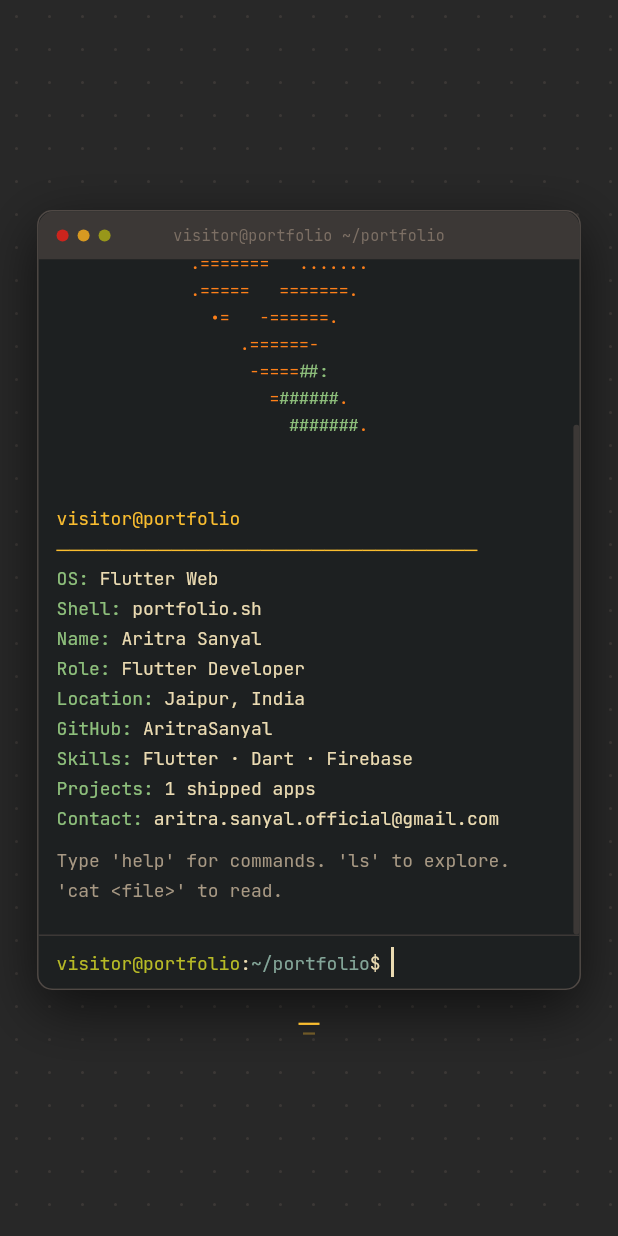
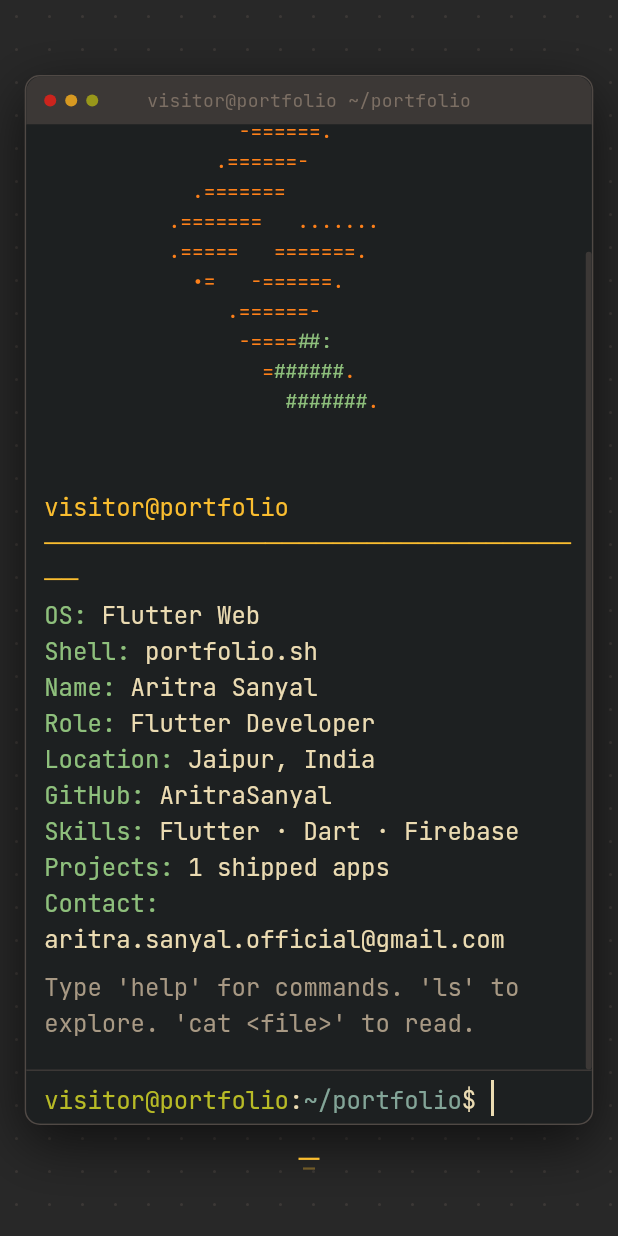
Before and after one commit to AritraSanyal/portfolio, a Flutter app: the screen it shows after launch, on a phone screen of 412 x 824 dp. Run offline on Flutter 3.47's test engine with Material 3 defaults, Android fonts, the phone set to English and light mode, and no system bars; our stand-ins replace google_fonts, web.

Commit message:
fix: footer spans full width and centers content

```diff
--- a/lib/config/constants.dart
+++ b/lib/config/constants.dart
@@ -2,12 +2,12 @@
   TerminalConstants._();
 
   // Terminal dimensions
-  static const double terminalMaxWidth = 640;
-  static const double terminalMaxHeight = 520;
-  static const double terminalWidthRatio = 0.88;
-  static const double terminalHeightRatio = 0.80;
-  static const double terminalMinWidth = 260;
-  static const double terminalMinHeight = 260;
+  static const double terminalMaxWidth = 950;
+  static const double terminalMaxHeight = 700;
+  static const double terminalWidthRatio = 0.92;
+  static const double terminalHeightRatio = 0.85;
+  static const double terminalMinWidth = 300;
+  static const double terminalMinHeight = 300;
 
   // Animation / timing
   static const int typewriterCharMs = 16;
--- a/lib/config/text_styles.dart
+++ b/lib/config/text_styles.dart
@@ -5,14 +5,21 @@
 class GruvboxText {
   GruvboxText._();
 
-  static TextStyle body({Color? color, double size = 12}) =>
+  static TextStyle body({Color? color, double size = 18}) =>
       GoogleFonts.jetBrainsMono(
         color: color ?? GruvboxColors.body,
         fontSize: size,
         height: 1.65,
       );
 
-  static TextStyle heading({Color? color, double size = 13}) =>
+  static TextStyle terminal({Color? color, double size = 16}) =>
+      GoogleFonts.jetBrainsMono(
+        color: color ?? GruvboxColors.body,
+        fontSize: size,
+        height: 1.5,
+      );
+
+  static TextStyle heading({Color? color, double size = 20}) =>
       GoogleFonts.jetBrainsMono(
         color: color ?? GruvboxColors.yellow,
         fontSize: size,
@@ -20,19 +27,19 @@
         height: 1.65,
       );
 
-  static TextStyle muted({double size = 12}) => GoogleFonts.jetBrainsMono(
+  static TextStyle muted({double size = 18}) => GoogleFonts.jetBrainsMono(
         color: GruvboxColors.muted,
         fontSize: size,
         height: 1.65,
       );
 
-  static TextStyle prompt({double size = 12}) => GoogleFonts.jetBrainsMono(
+  static TextStyle prompt({double size = 18}) => GoogleFonts.jetBrainsMono(
         color: GruvboxColors.green,
         fontSize: size,
         height: 1.65,
       );
 
-  static TextStyle command({double size = 12}) => GoogleFonts.jetBrainsMono(
+  static TextStyle command({double size = 18}) => GoogleFonts.jetBrainsMono(
         color: GruvboxColors.yellow,
         fontSize: size,
         height: 1.65,
@@ -40,19 +47,19 @@
 
   static TextStyle tag() => GoogleFonts.jetBrainsMono(
         color: GruvboxColors.yellow,
-        fontSize: 11,
+        fontSize: 17,
         letterSpacing: 0.18,
         height: 1.65,
       );
 
   static TextStyle infoLabel() => GoogleFonts.jetBrainsMono(
         color: GruvboxColors.muted,
-        fontSize: 10,
+        fontSize: 15,
         letterSpacing: 0.18,
         height: 1.65,
       );
 
-  static TextStyle description({double size = 12}) => GoogleFonts.jetBrainsMono(
+  static TextStyle description({double size = 18}) => GoogleFonts.jetBrainsMono(
         color: GruvboxColors.faded,
         fontSize: size,
         height: 1.75,
@@ -60,13 +67,13 @@
 
   static TextStyle infoValue({double? size}) => GoogleFonts.jetBrainsMono(
         color: GruvboxColors.body,
-        fontSize: size ?? 12,
+        fontSize: size ?? 18,
         height: 1.85,
       );
 
   static TextStyle sectionTitle(BuildContext context) {
     final width = MediaQuery.of(context).size.width;
-    final clamped = (width * 0.028).clamp(18.0, 28.0);
+    final clamped = (width * 0.042).clamp(27.0, 42.0);
     return GoogleFonts.jetBrainsMono(
       color: GruvboxColors.body,
       fontSize: clamped,
@@ -75,20 +82,20 @@
     );
   }
 
-  static TextStyle link({double size = 12}) => GoogleFonts.jetBrainsMono(
+  static TextStyle link({double size = 18}) => GoogleFonts.jetBrainsMono(
         color: GruvboxColors.blue,
         fontSize: size,
         height: 1.65,
         decoration: TextDecoration.underline,
       );
 
-  static TextStyle faded({double size = 11}) => GoogleFonts.jetBrainsMono(
+  static TextStyle faded({double size = 17}) => GoogleFonts.jetBrainsMono(
         color: GruvboxColors.faded,
         fontSize: size,
         height: 1.7,
       );
 
-  static TextStyle surface({double size = 11}) => GoogleFonts.jetBrainsMono(
+  static TextStyle surface({double size = 17}) => GoogleFonts.jetBrainsMono(
         color: GruvboxColors.surface,
         fontSize: size,
         height: 1.65,
@@ -96,13 +103,13 @@
 
   static TextStyle footerLeft() => GoogleFonts.jetBrainsMono(
         color: GruvboxColors.surface,
-        fontSize: 11,
+        fontSize: 17,
         height: 1.65,
       );
 
   static TextStyle footerRight() => GoogleFonts.jetBrainsMono(
         color: GruvboxColors.overlay,
-        fontSize: 10,
+        fontSize: 15,
         height: 1.65,
       );
 }
--- a/lib/features/portfolio/contact_card.dart
+++ b/lib/features/portfolio/contact_card.dart
@@ -35,9 +35,11 @@
             const SizedBox(height: 4),
             Text(
               value,
+              maxLines: 1,
+              overflow: TextOverflow.ellipsis,
               style: url != null
-                  ? GruvboxText.link(size: 13)
-                  : GruvboxText.infoValue(size: 13),
+                  ? GruvboxText.link(size: 12)
+                  : GruvboxText.infoValue(size: 12),
             ),
           ],
         ),
--- a/lib/features/portfolio/skill_card.dart
+++ b/lib/features/portfolio/skill_card.dart
@@ -17,7 +17,6 @@
   @override
   Widget build(BuildContext context) {
     return Container(
-      width: 150,
       padding: const EdgeInsets.only(top: 14, bottom: 14, left: 16, right: 16),
       decoration: BoxDecoration(
         color: GruvboxColors.bg,
--- a/lib/features/terminal/custom_terminal_input.dart
+++ b/lib/features/terminal/custom_terminal_input.dart
@@ -110,14 +110,14 @@
         children: [
           TextSpan(
             text: 'visitor@portfolio',
-            style: GruvboxText.body(color: GruvboxColors.green),
+            style: GruvboxText.terminal(color: GruvboxColors.green),
           ),
-          TextSpan(text: ':', style: GruvboxText.body()),
+          TextSpan(text: ':', style: GruvboxText.terminal()),
           TextSpan(
             text: '~/portfolio',
-            style: GruvboxText.body(color: GruvboxColors.blue),
+            style: GruvboxText.terminal(color: GruvboxColors.blue),
           ),
-          TextSpan(text: r'$ ', style: GruvboxText.body()),
+          TextSpan(text: r'$ ', style: GruvboxText.terminal()),
         ],
       ),
     );
@@ -172,7 +172,7 @@
                         controller: _textController,
                         focusNode: _focusNode,
                         autofocus: true,
-                        style: GruvboxText.body(),
+                        style: GruvboxText.terminal(),
                         cursorColor: GruvboxColors.body,
                         backgroundCursorColor: GruvboxColors.bgHard,
                         maxLines: 1,
@@ -204,11 +204,11 @@
           children: [
             TextSpan(
               text: typed,
-              style: GruvboxText.body(color: Colors.transparent),
+              style: GruvboxText.terminal(color: Colors.transparent),
             ),
             TextSpan(
               text: ghost,
-              style: GruvboxText.body(color: GruvboxColors.surface),
+              style: GruvboxText.terminal(color: GruvboxColors.surface),
             ),
           ],
         ),
--- a/lib/features/terminal/fastfetch_widget.dart
+++ b/lib/features/terminal/fastfetch_widget.dart
@@ -104,7 +104,7 @@
           text: TextSpan(
             text:
                 "Type 'help' for commands. 'ls' to explore. 'cat <file>' to read.",
-            style: GruvboxText.body(color: GruvboxColors.faded),
+            style: GruvboxText.terminal(color: GruvboxColors.faded),
           ),
         ),
         const SizedBox(height: 8),
@@ -189,12 +189,12 @@
         if (i > lastEnd) {
           spans.add(TextSpan(
             text: row.substring(lastEnd, i),
-            style: GruvboxText.body(color: GruvboxColors.cyan, size: 11),
+            style: GruvboxText.terminal(color: GruvboxColors.cyan, size: 13),
           ));
         }
         spans.add(TextSpan(
           text: char,
-          style: GruvboxText.body(color: const Color(0xFFfe8019), size: 11),
+          style: GruvboxText.terminal(color: const Color(0xFFfe8019), size: 13),
         ));
         lastEnd = i + 1;
       }
@@ -203,13 +203,13 @@
     if (lastEnd < row.length) {
       spans.add(TextSpan(
         text: row.substring(lastEnd),
-        style: GruvboxText.body(color: GruvboxColors.cyan, size: 11),
+        style: GruvboxText.terminal(color: GruvboxColors.cyan, size: 13),
       ));
     }
 
     if (spans.isEmpty) {
       return RichText(
-          text: TextSpan(text: ' ', style: GruvboxText.body(size: 11)));
+          text: TextSpan(text: ' ', style: GruvboxText.terminal(size: 13)));
     }
 
     return RichText(text: TextSpan(children: spans));
@@ -223,11 +223,11 @@
           children: [
             TextSpan(
               text: '${line.substring(0, colonIndex + 1)} ',
-              style: GruvboxText.body(color: GruvboxColors.cyan),
+              style: GruvboxText.terminal(color: GruvboxColors.cyan),
             ),
             TextSpan(
               text: line.substring(colonIndex + 1).trimLeft(),
-              style: GruvboxText.body(color: GruvboxColors.body),
+              style: GruvboxText.terminal(color: GruvboxColors.body),
             ),
           ],
         ),
@@ -237,14 +237,14 @@
       return RichText(
         text: TextSpan(
           text: line,
-          style: GruvboxText.body(color: GruvboxColors.surface),
+          style: GruvboxText.terminal(color: GruvboxColors.surface),
         ),
       );
     }
     return RichText(
       text: TextSpan(
         text: line,
-        style: GruvboxText.body(color: GruvboxColors.yellow),
+        style: GruvboxText.terminal(color: GruvboxColors.yellow),
       ),
     );
   }
--- a/lib/features/terminal/input_row.dart
+++ b/lib/features/terminal/input_row.dart
@@ -112,14 +112,14 @@
         children: [
           TextSpan(
             text: 'visitor@portfolio',
-            style: GruvboxText.body(color: GruvboxColors.green),
+            style: GruvboxText.terminal(color: GruvboxColors.green),
           ),
-          TextSpan(text: ':', style: GruvboxText.body()),
+          TextSpan(text: ':', style: GruvboxText.terminal()),
           TextSpan(
             text: '~/portfolio',
-            style: GruvboxText.body(color: GruvboxColors.blue),
+            style: GruvboxText.terminal(color: GruvboxColors.blue),
           ),
-          TextSpan(text: r'$ ', style: GruvboxText.body()),
+          TextSpan(text: r'$ ', style: GruvboxText.terminal()),
         ],
       ),
     );
@@ -152,7 +152,7 @@
                   controller: _textController,
                   focusNode: _editableFocus,
                   autofocus: true,
-                  style: GruvboxText.body(),
+                  style: GruvboxText.terminal(),
                   cursorColor: GruvboxColors.body,
                   backgroundCursorColor: GruvboxColors.bgHard,
                   obscureText: false,
@@ -182,11 +182,11 @@
         children: [
           TextSpan(
             text: typed,
-            style: GruvboxText.body(color: Colors.transparent),
+            style: GruvboxText.terminal(color: Colors.transparent),
           ),
           TextSpan(
             text: ghost,
-            style: GruvboxText.body(color: GruvboxColors.surface),
+            style: GruvboxText.terminal(color: GruvboxColors.surface),
           ),
         ],
       ),
--- a/lib/features/terminal/terminal_page.dart
+++ b/lib/features/terminal/terminal_page.dart
@@ -228,21 +228,22 @@
         children: [
           Text(
             'Aritra Sanyal',
-            style: GruvboxText.body(color: GruvboxColors.body, size: 32)
+            style: GruvboxText.body(color: GruvboxColors.body, size: 48)
                 .copyWith(fontWeight: FontWeight.bold),
           ),
           const SizedBox(height: 6),
           Text(
             'Flutter Developer · E-Cell President · Ships things that work.',
-            style: GruvboxText.muted(size: 13),
+            style: GruvboxText.muted(size: 20),
           ),
           const SizedBox(height: 22),
           const Divider(height: 1, color: GruvboxColors.overlay),
           const SizedBox(height: 22),
           LayoutBuilder(
             builder: (context, constraints) {
-              if (constraints.maxWidth < 600) {
+              if (constraints.maxWidth < 900) {
                 return Column(
+                  crossAxisAlignment: CrossAxisAlignment.start,
                   children: [
                     _buildAboutLeft(),
                     const SizedBox(height: 22),
@@ -252,11 +253,10 @@
               }
               return Row(
                 crossAxisAlignment: CrossAxisAlignment.start,
-                mainAxisSize: MainAxisSize.min,
                 children: [
-                  Flexible(child: _buildAboutLeft()),
+                  Expanded(child: _buildAboutLeft()),
                   const SizedBox(width: 48),
-                  Flexible(child: _buildAboutRight()),
+                  Expanded(child: _buildAboutRight()),
                 ],
               );
             },
@@ -358,33 +358,56 @@
         children: [
           Text(
             'Technical Stack',
-            style: GruvboxText.body(color: GruvboxColors.body, size: 20)
+            style: GruvboxText.body(color: GruvboxColors.body, size: 30)
                 .copyWith(fontWeight: FontWeight.bold),
           ),
           const SizedBox(height: 16),
-          const Wrap(
-            spacing: 10,
-            runSpacing: 10,
-            children: [
+          LayoutBuilder(
+            builder: (context, constraints) {
+              final isDesktop = constraints.maxWidth >= 900;
+              return GridView.count(
+                crossAxisCount: isDesktop ? 5 : 2,
+                crossAxisSpacing: 10,
+                mainAxisSpacing: 10,
+                childAspectRatio: isDesktop ? 2.0 : 2.2,
+                shrinkWrap: true,
+                physics: const NeverScrollableScrollPhysics(),
+                children: const [
                   SkillCard(
                       name: 'Flutter', percent: 90, color: GruvboxColors.green),
-              SkillCard(name: 'Dart', percent: 90, color: GruvboxColors.green),
+                  SkillCard(
+                      name: 'Dart', percent: 90, color: GruvboxColors.green),
                   SkillCard(
                       name: 'Firebase', percent: 80, color: GruvboxColors.blue),
                   SkillCard(
-                  name: 'REST APIs', percent: 80, color: GruvboxColors.blue),
+                      name: 'REST APIs',
+                      percent: 80,
+                      color: GruvboxColors.blue),
                   SkillCard(
-                  name: 'Android/iOS', percent: 70, color: GruvboxColors.cyan),
-              SkillCard(name: 'Python', percent: 70, color: GruvboxColors.cyan),
+                      name: 'Android/iOS',
+                      percent: 70,
+                      color: GruvboxColors.cyan),
                   SkillCard(
-                  name: 'PyTorch/HF', percent: 60, color: GruvboxColors.yellow),
+                      name: 'Python', percent: 70, color: GruvboxColors.cyan),
                   SkillCard(
-                  name: 'Git/CI·CD', percent: 85, color: GruvboxColors.green),
+                      name: 'PyTorch/HF',
+                      percent: 60,
+                      color: GruvboxColors.yellow),
                   SkillCard(
-                  name: 'SQLite/Mongo', percent: 65, color: GruvboxColors.cyan),
+                      name: 'Git/CI·CD',
+                      percent: 85,
+                      color: GruvboxColors.green),
                   SkillCard(
-                  name: 'State Mgmt', percent: 80, color: GruvboxColors.blue),
+                      name: 'SQLite/Mongo',
+                      percent: 65,
+                      color: GruvboxColors.cyan),
+                  SkillCard(
+                      name: 'State Mgmt',
+                      percent: 80,
+                      color: GruvboxColors.blue),
                 ],
+              );
+            },
           ),
         ],
       ),
@@ -399,13 +422,13 @@
         children: [
           Text(
             'Shipped Work',
-            style: GruvboxText.body(color: GruvboxColors.body, size: 20)
+            style: GruvboxText.body(color: GruvboxColors.body, size: 30)
                 .copyWith(fontWeight: FontWeight.bold),
           ),
           const SizedBox(height: 16),
           LayoutBuilder(
             builder: (context, constraints) {
-              if (constraints.maxWidth < 600) {
+              if (constraints.maxWidth < 900) {
                 return const Column(
                   children: [
                     ProjectCard(
@@ -415,7 +438,7 @@
                           'Flutter + Gemini AI generating personalized ad copy from text prompts. 92% code reuse across Android & iOS, cut dev time by 40%.',
                       stack: 'Flutter · Dart · Gemini API · Firebase',
                     ),
-                    SizedBox(height: 12),
+                    SizedBox(height: 14),
                     ProjectCard(
                       name: 'Mesure — Health App',
                       date: 'Jan 2025',
@@ -435,10 +458,10 @@
                       date: 'Aug 2024',
                       desc:
                           'Flutter + Gemini AI generating personalized ad copy from text prompts. 92% code reuse across Android & iOS, cut dev time by 40%.',
-                      stack: 'Flutter · Dart · Firebase API · Firebase',
+                      stack: 'Flutter · Dart · Gemini API · Firebase',
                     ),
                   ),
-                  SizedBox(width: 12),
+                  SizedBox(width: 14),
                   Expanded(
                     child: ProjectCard(
                       name: 'Mesure — Health App',
@@ -465,30 +488,32 @@
         children: [
           Text(
             'Get In Touch',
-            style: GruvboxText.body(color: GruvboxColors.body, size: 20)
+            style: GruvboxText.body(color: GruvboxColors.body, size: 30)
                 .copyWith(fontWeight: FontWeight.bold),
           ),
           const SizedBox(height: 6),
           Text(
             'Open to Flutter roles, freelance, and interesting problems.',
-            style: GruvboxText.muted(size: 13),
+            style: GruvboxText.muted(size: 20),
           ),
           const SizedBox(height: 16),
           LayoutBuilder(
             builder: (context, constraints) {
-              if (constraints.maxWidth < 600) {
-                return const Column(
+              if (constraints.maxWidth < 900) {
+                return IntrinsicHeight(
+                  child: Column(
                     children: [
-                    Row(
+                      Expanded(
+                        child: Row(
                           children: [
                             Expanded(
                               child: ContactCard(
                                 label: 'EMAIL',
-                            value: 'aritra.sanyal.official@gmail.com',
+                                value: 'aritra.sanyal@gmail.com',
                                 url: 'mailto:aritra.sanyal.official@gmail.com',
                               ),
                             ),
-                        SizedBox(width: 10),
+                            const SizedBox(width: 12),
                             Expanded(
                               child: ContactCard(
                                 label: 'PHONE',
@@ -497,8 +522,10 @@
                             ),
                           ],
                         ),
-                    SizedBox(height: 10),
-                    Row(
+                      ),
+                      const SizedBox(height: 12),
+                      Expanded(
+                        child: Row(
                           children: [
                             Expanded(
                               child: ContactCard(
@@ -507,7 +534,7 @@
                                 url: 'https://github.com/AritraSanyal',
                               ),
                             ),
-                        SizedBox(width: 10),
+                            const SizedBox(width: 12),
                             Expanded(
                               child: ContactCard(
                                 label: 'LOCATION',
@@ -516,7 +543,9 @@
                             ),
                           ],
                         ),
+                      ),
                     ],
+                  ),
                 );
               }
               return const Row(
@@ -524,18 +553,18 @@
                   Expanded(
                     child: ContactCard(
                       label: 'EMAIL',
-                      value: 'aritra.sanyal.official@gmail.com',
+                      value: 'aritra.sanyal@gmail.com',
                       url: 'mailto:aritra.sanyal.official@gmail.com',
                     ),
                   ),
-                  SizedBox(width: 10),
+                  SizedBox(width: 12),
                   Expanded(
                     child: ContactCard(
                       label: 'PHONE',
                       value: '+91 7980769212',
                     ),
                   ),
-                  SizedBox(width: 10),
+                  SizedBox(width: 12),
                   Expanded(
                     child: ContactCard(
                       label: 'GITHUB',
@@ -543,7 +572,7 @@
                       url: 'https://github.com/AritraSanyal',
                     ),
                   ),
-                  SizedBox(width: 10),
+                  SizedBox(width: 12),
                   Expanded(
                     child: ContactCard(
                       label: 'LOCATION',
@@ -561,9 +590,10 @@
 
   Widget _buildFooter(BuildContext context) {
     final width = MediaQuery.of(context).size.width;
-    final horizontalPad = width < 600 ? 20.0 : 64.0;
+    final horizontalPad = width < 900 ? 20.0 : 64.0;
 
     return Container(
+      width: double.infinity,
       padding: EdgeInsets.symmetric(
         horizontal: horizontalPad,
         vertical: 20,
@@ -577,7 +607,7 @@
       child: Wrap(
         spacing: 12,
         runSpacing: 8,
-        alignment: WrapAlignment.spaceBetween,
+        alignment: WrapAlignment.center,
         crossAxisAlignment: WrapCrossAlignment.center,
         children: [
           Text(
--- a/lib/features/terminal/terminal_widget.dart
+++ b/lib/features/terminal/terminal_widget.dart
@@ -81,7 +81,8 @@
           // Centered title
           Text(
             'visitor@portfolio ~/portfolio',
-            style: GruvboxText.body(color: const Color(0xFF7c6f64), size: 10),
+            style:
+                GruvboxText.terminal(color: const Color(0xFF7c6f64), size: 12),
           ),
         ],
       ),
```
Lines whose indentation alone changed are shown as unchanged.
